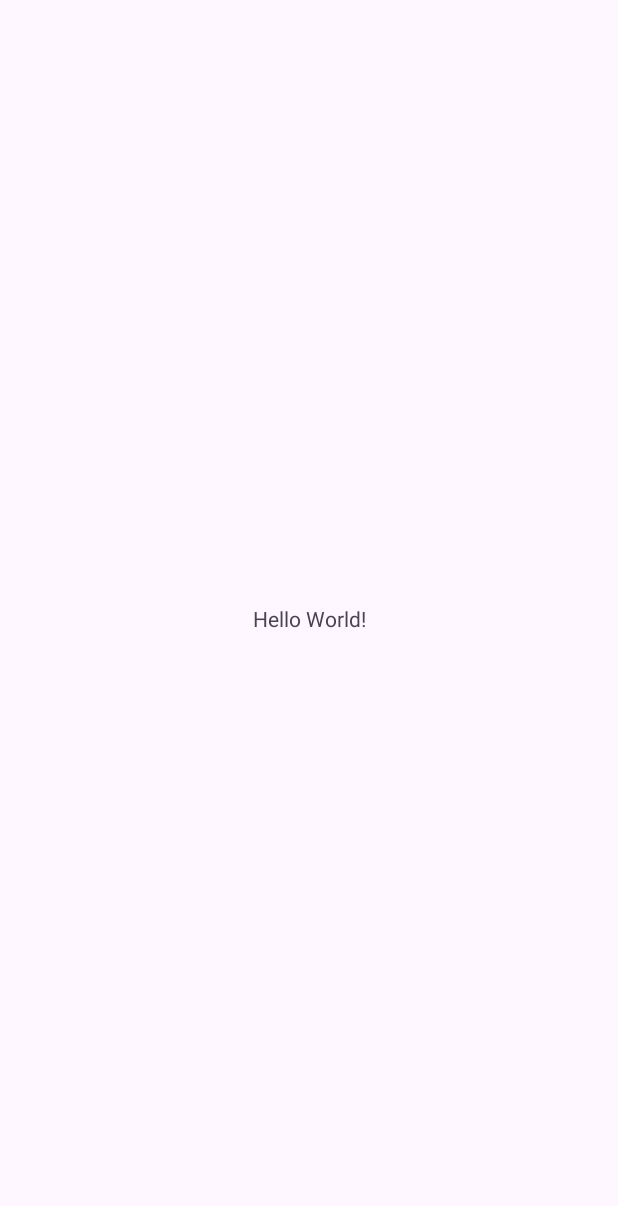
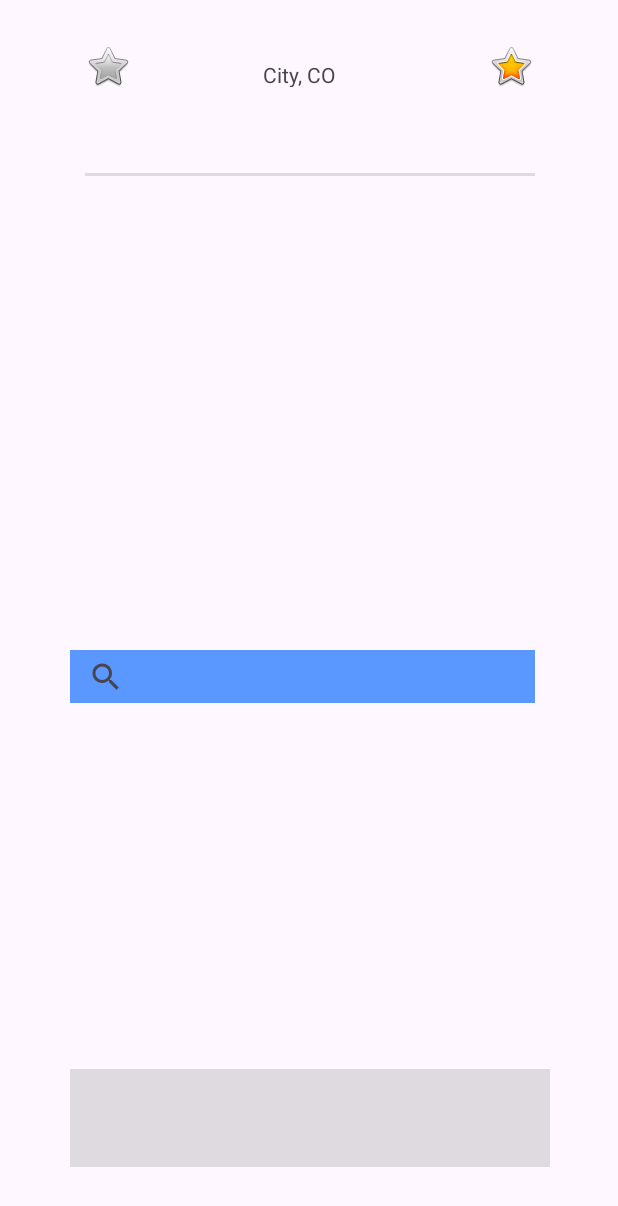
Before and after one commit to ulipese/weather-api-project, an Android app: the screen it shows after launch (MainActivity), on a phone screen of 412 x 824 dp. Before the commit the part shown is almost empty. Shown: the top 1206 px of the screen. Run offline under Robolectric (Android 15) with nearby library versions, the phone set to English and light mode, and no system bars.

Commit message:
Add home structure - 31/05/23

```diff
--- a/Wapp/app/src/main/res/layout/activity_main.xml
+++ b/Wapp/app/src/main/res/layout/activity_main.xml
@@ -6,13 +6,73 @@
     android:layout_height="match_parent"
     tools:context=".MainActivity">
 
-    <TextView
-        android:layout_width="wrap_content"
-        android:layout_height="wrap_content"
-        android:text="Hello World!"
+    <View
+        android:id="@+id/divider"
+        android:layout_width="300dp"
+        android:layout_height="2dp"
+        android:layout_marginTop="-600dp"
+        android:background="?android:attr/listDivider"
         app:layout_constraintBottom_toBottomOf="parent"
         app:layout_constraintEnd_toEndOf="parent"
+        app:layout_constraintHorizontal_bias="0.504"
+        app:layout_constraintStart_toStartOf="parent"
+        app:layout_constraintTop_toTopOf="parent"
+        app:layout_constraintVertical_bias="0.503" />
+
+    <TextView
+        android:id="@+id/txtLocal"
+        android:layout_width="60dp"
+        android:layout_height="18dp"
+        android:layout_marginTop="40dp"
+        android:text="@string/txtLocal"
+        app:layout_constraintEnd_toEndOf="parent"
+        app:layout_constraintHorizontal_bias="0.498"
         app:layout_constraintStart_toStartOf="parent"
         app:layout_constraintTop_toTopOf="parent" />
 
+    <ImageView
+        android:id="@+id/imageView2"
+        android:layout_width="wrap_content"
+        android:layout_height="wrap_content"
+        android:layout_marginTop="28dp"
+        app:layout_constraintEnd_toEndOf="parent"
+        app:layout_constraintHorizontal_bias="0.618"
+        app:layout_constraintStart_toEndOf="@+id/txtLocal"
+        app:layout_constraintTop_toTopOf="parent"
+        app:srcCompat="@android:drawable/btn_star_big_on" />
+
+    <ImageView
+        android:id="@+id/imageView3"
+        android:layout_width="wrap_content"
+        android:layout_height="wrap_content"
+        android:layout_marginTop="28dp"
+        app:layout_constraintEnd_toStartOf="@+id/txtLocal"
+        app:layout_constraintHorizontal_bias="0.391"
+        app:layout_constraintStart_toStartOf="parent"
+        app:layout_constraintTop_toTopOf="parent"
+        app:srcCompat="@android:drawable/btn_star_big_off" />
+
+    <View
+        android:id="@+id/divider2"
+        android:layout_width="320dp"
+        android:layout_height="65dp"
+        android:layout_marginTop="-600dp"
+        android:background="?android:attr/listDivider"
+        app:layout_constraintBottom_toBottomOf="parent"
+        app:layout_constraintEnd_toEndOf="parent"
+        app:layout_constraintHorizontal_bias="0.504"
+        app:layout_constraintStart_toStartOf="parent"
+        app:layout_constraintTop_toTopOf="parent"
+        app:layout_constraintVertical_bias="0.966" />
+
+    <SearchView
+        android:layout_width="310dp"
+        android:layout_height="35dp"
+        android:layout_marginTop="316dp"
+        android:background="#5A97FF"
+        app:layout_constraintEnd_toEndOf="parent"
+        app:layout_constraintHorizontal_bias="0.455"
+        app:layout_constraintStart_toStartOf="parent"
+        app:layout_constraintTop_toBottomOf="@+id/divider" />
+
 </androidx.constraintlayout.widget.ConstraintLayout>
--- a/Wapp/app/src/main/res/values/strings.xml
+++ b/Wapp/app/src/main/res/values/strings.xml
@@ -1,3 +1,4 @@
 <resources>
     <string name="app_name">Wapp</string>
+    <string name="txtLocal">City, CO</string>
 </resources>
```
